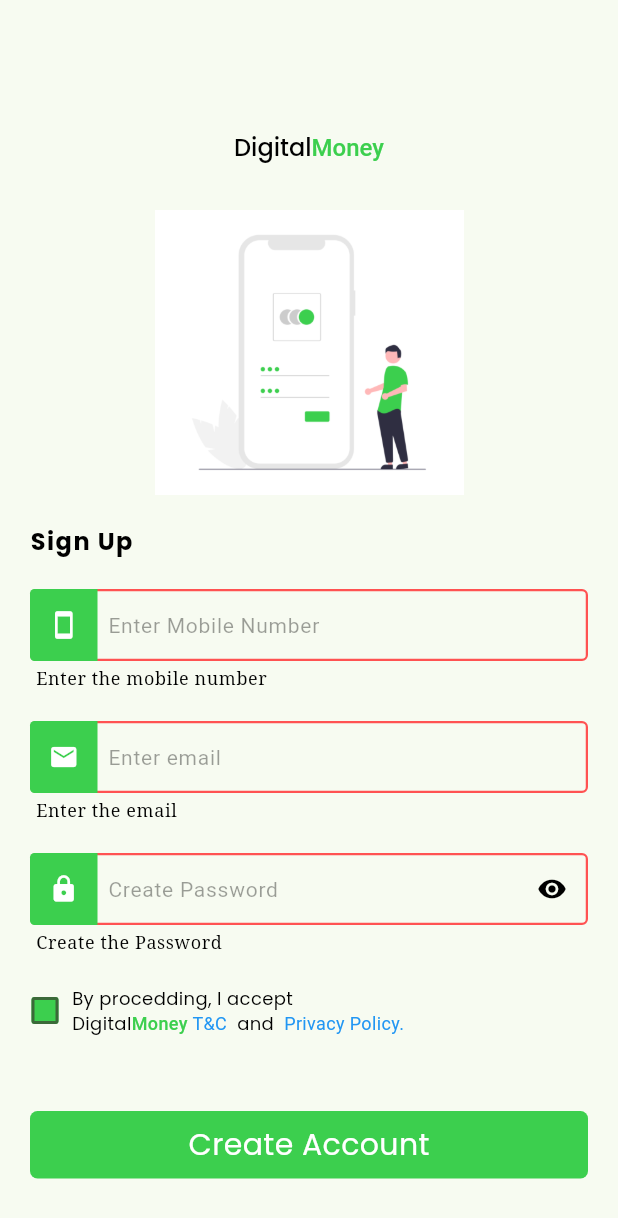
After one commit to GamechiNitin/SimpleBank, a Flutter app: the SignUpPage screen opened directly, after a tap on "Create Account", on a phone screen of 412 x 824 dp. The commit adds this screen. Shown: the top 1218 px of the screen. Run offline on Flutter 3.47's test engine with Material 2 defaults, Android fonts, the phone set to English and light mode, and no system bars; our stand-ins replace flutter_bloc, google_fonts, shared_preferences; accounts and stored records are empty.

Commit message:
SigUp Screen UI

```diff
--- a/lib/utils/theme.dart
+++ b/lib/utils/theme.dart
@@ -20,6 +20,16 @@ class AppTheme {
     ),
 
     // brightness: Brightness.dark,
+    checkboxTheme: CheckboxThemeData(
+      fillColor: MaterialStateProperty.resolveWith<Color>(
+        (Set<MaterialState> states) {
+          if (states.contains(MaterialState.disabled)) {
+            return kPrimaryColor.withOpacity(.32);
+          }
+          return kPrimaryColor;
+        },
+      ),
+    ),
     appBarTheme: AppBarTheme(
       backgroundColor: kWhiteColor,
       titleTextStyle: GoogleFonts.poppins(
@@ -47,8 +57,8 @@ class AppTheme {
       onSurface: ColorScheme.fromSeed(seedColor: kPrimaryColor).primary,
     ),
 
-    inputDecorationTheme: InputDecorationTheme(
-      hintStyle: const TextStyle(
+    inputDecorationTheme: const InputDecorationTheme(
+      hintStyle: TextStyle(
         fontSize: 14,
         color: kHintColor,
       ),
@@ -107,10 +117,10 @@ class AppTheme {
         letterSpacing: 0.2,
       ),
     ),
-    inputDecorationTheme: InputDecorationTheme(
-      hintStyle: const TextStyle(
+    inputDecorationTheme: const InputDecorationTheme(
+      hintStyle: TextStyle(
         fontSize: 12,
-        color: kWhiteColor,
+        color: Colors.white38,
       ),
     ), // Text Theme
     textTheme: TextTheme(
--- a/lib/view/screen/authentication/login_screen.dart
+++ b/lib/view/screen/authentication/login_screen.dart
@@ -2,6 +2,7 @@ import 'dart:developer';
 
 import 'package:simple_bank/utils/assets.dart';
 import 'package:simple_bank/utils/import.dart';
+import 'package:simple_bank/view/screen/authentication/signup_screen.dart';
 import 'package:simple_bank/view/screen/bnb/home.dart';
 import 'package:simple_bank/view/widget/button_widget.dart';
 import 'package:simple_bank/view/widget/textfield_widget.dart';
@@ -47,6 +48,16 @@ class _LogInScreenState extends State<LogInScreen> {
       context,
       MaterialPageRoute(
         builder: (context) => const Home(),
+      ),
+      (route) => false,
+    );
+  }
+
+  void gotoSignUpPage() {
+    Navigator.pushAndRemoveUntil(
+      context,
+      MaterialPageRoute(
+        builder: (context) => const SignUpPage(),
       ),
       (route) => false,
     );
@@ -98,13 +109,15 @@ class _LogInScreenState extends State<LogInScreen> {
             ),
           ),
           const SizedBox(height: 30),
-          Image.asset(
-            iLogIn,
-            width: MediaQuery.of(context).size.width / 1.5,
-            color: Theme.of(context).colorScheme.background.withOpacity(0.8),
-            colorBlendMode: BlendMode.difference,
+          Column(
+            children: [
+              Image.asset(
+                iLogIn,
+                width: MediaQuery.of(context).size.width / 2,
+              ),
+            ],
           ),
-          const SizedBox(height: 10),
+          const SizedBox(height: 20),
           Align(
             alignment: Alignment.centerLeft,
             child: Text(
@@ -178,14 +191,14 @@ class _LogInScreenState extends State<LogInScreen> {
                 const SizedBox(height: 20),
                 GestureDetector(
                   onTap: () {
-                    // gotoSignUpPage();
+                    gotoSignUpPage();
                   },
                   child: RichText(
                     textAlign: TextAlign.center,
                     text: TextSpan(
                       text: "Don't have an account? ",
                       style: Theme.of(context).textTheme.bodyMedium,
-                      children: [
+                      children: const [
                         TextSpan(
                           text: 'Sign Up',
                           style: TextStyle(
--- /dev/null
+++ b/lib/view/screen/authentication/signup_screen.dart
@@ -0,0 +1,269 @@
+import 'dart:developer';
+
+import 'package:simple_bank/utils/assets.dart';
+import 'package:simple_bank/utils/import.dart';
+import 'package:simple_bank/view/screen/bnb/home.dart';
+import 'package:simple_bank/view/widget/button_widget.dart';
+import 'package:simple_bank/view/widget/textfield_widget.dart';
+
+class SignUpPage extends StatefulWidget {
+  const SignUpPage({super.key});
+
+  @override
+  State<SignUpPage> createState() => _SignUpPageState();
+}
+
+class _SignUpPageState extends State<SignUpPage> {
+  TextEditingController mobileNumberController = TextEditingController();
+  TextEditingController passwordController = TextEditingController();
+  TextEditingController emailController = TextEditingController();
+  FocusNode mobileNumberFn = FocusNode();
+  FocusNode emailFn = FocusNode();
+  FocusNode passwordFn = FocusNode();
+
+  final _formKey = GlobalKey<FormState>();
+
+  bool isLoading = false;
+  bool isTermOfUse = false;
+  bool obscureText = true;
+
+  _changeLoading(bool loading) {
+    isLoading = loading;
+    _notify();
+  }
+
+  _notify() {
+    if (mounted) setState(() {});
+  }
+
+  @override
+  void dispose() {
+    passwordFn.unfocus();
+    mobileNumberController.clear();
+    passwordController.clear();
+    mobileNumberFn.unfocus();
+    super.dispose();
+  }
+
+  @override
+  Widget build(BuildContext context) {
+    return Scaffold(
+      body: Stack(
+        children: [
+          SingleChildScrollView(
+            child: Padding(
+              padding: const EdgeInsets.only(
+                left: 20,
+                right: 20,
+                top: kToolbarHeight + 30,
+              ),
+              child: Column(
+                mainAxisAlignment: MainAxisAlignment.center,
+                crossAxisAlignment: CrossAxisAlignment.center,
+                children: [
+                  RichText(
+                    textAlign: TextAlign.center,
+                    text: TextSpan(
+                      text: "Digital",
+                      style: Theme.of(context).appBarTheme.titleTextStyle,
+                      children: [
+                        TextSpan(
+                          text: "Money",
+                          style: TextStyle(
+                            fontSize: 16,
+                            fontWeight: FontWeight.w500,
+                            color: Theme.of(context).primaryColor,
+                          ),
+                        )
+                      ],
+                    ),
+                  ),
+                  const SizedBox(height: 30),
+                  Image.asset(
+                    iSignUP,
+                    width: MediaQuery.of(context).size.width / 2,
+                  ),
+                  const SizedBox(height: 20),
+                  Align(
+                    alignment: Alignment.centerLeft,
+                    child: Text(
+                      'Sign Up',
+                      style: Theme.of(context).textTheme.bodyMedium?.copyWith(
+                            fontWeight: FontWeight.bold,
+                            letterSpacing: 1,
+                            fontSize: 16,
+                          ),
+                    ),
+                  ),
+                  const SizedBox(height: 20),
+                  Form(
+                    key: _formKey,
+                    child: Column(
+                      children: [
+                        TextFormWidget(
+                          controller: mobileNumberController,
+                          focusNode: mobileNumberFn,
+                          label: 'Enter Mobile Number',
+                          prefixIcon: Icons.smartphone_rounded,
+                          validator: (val) {
+                            log(val.toString());
+                            if (val == null || val == '') {
+                              return 'Enter the mobile number';
+                            }
+                            return null;
+                          },
+                          onChanged: (val) {
+                            log(val);
+                            _notify();
+                          },
+                        ),
+                        const SizedBox(height: 20),
+                        TextFormWidget(
+                          controller: emailController,
+                          focusNode: emailFn,
+                          label: 'Enter email ',
+                          prefixIcon: Icons.email,
+                          onChanged: (val) {
+                            log(val);
+                            _notify();
+                          },
+                          validator: (val) {
+                            log(val.toString());
+                            if (val == null || val == '') {
+                              return 'Enter the email';
+                            } else if (!val.contains('@')) {
+                              return 'Enter valid the email';
+                            }
+                            return null;
+                          },
+                        ),
+                        const SizedBox(height: 20),
+                        TextFormWidget(
+                          controller: passwordController,
+                          focusNode: passwordFn,
+                          label: 'Create Password',
+                          prefixIcon: Icons.lock,
+                          suffixIcon: obscureText
+                              ? Icons.visibility
+                              : Icons.visibility_off,
+                          obscureText: obscureText,
+                          onSuffixIxonTap: () {
+                            obscureText = !obscureText;
+                            _notify();
+                          },
+                          validator: (val) {
+                            if (val == null || val == '') {
+                              return 'Create the Password';
+                            } else if (val.length < 6) {
+                              return 'Create the Six Password';
+                            }
+                            return null;
+                          },
+                          onChanged: (val) {
+                            log(val);
+                            _notify();
+                          },
+                        ),
+                        const SizedBox(height: 20),
+                        GestureDetector(
+                          onTap: () {
+                            // gotoHomePage();
+                          },
+                          child: Row(
+                            crossAxisAlignment: CrossAxisAlignment.center,
+                            children: [
+                              Container(
+                                height: 20,
+                                width: 20,
+                                margin: const EdgeInsets.only(right: 8),
+                                child: Checkbox(
+                                  value: isTermOfUse,
+                                  onChanged: (onChanged) {
+                                    log(onChanged.toString());
+                                    if (onChanged != null) {
+                                      isTermOfUse = onChanged;
+                                      _notify();
+                                    }
+                                  },
+                                ),
+                              ),
+                              RichText(
+                                textAlign: TextAlign.start,
+                                text: TextSpan(
+                                  text: "By procedding, I accept\nDigital",
+                                  style: Theme.of(context)
+                                      .textTheme
+                                      .bodyMedium
+                                      ?.copyWith(
+                                        fontSize: 12,
+                                      ),
+                                  children: [
+                                    TextSpan(
+                                      text: "Money",
+                                      style: TextStyle(
+                                        fontSize: size12,
+                                        fontWeight: FontWeight.w500,
+                                        color: Theme.of(context).primaryColor,
+                                      ),
+                                    ),
+                                    const TextSpan(
+                                      text: ' T&C ',
+                                      style: TextStyle(
+                                        fontSize: size12,
+                                        color: kBlueColor,
+                                      ),
+                                    ),
+                                    TextSpan(
+                                      text: ' and ',
+                                      style: Theme.of(context)
+                                          .textTheme
+                                          .bodyMedium
+                                          ?.copyWith(
+                                            fontSize: 12,
+                                          ),
+                                    ),
+                                    const TextSpan(
+                                      text: ' Privacy Policy.',
+                                      style: TextStyle(
+                                        fontSize: size12,
+                                        color: kBlueColor,
+                                      ),
+                                    ),
+                                  ],
+                                ),
+                              ),
+                            ],
+                          ),
+                        ),
+                        const SizedBox(height: 30),
+                        ButtonWidget(
+                          text: 'Create Account',
+                          onTap: () {
+                            if (_formKey.currentState != null &&
+                                _formKey.currentState!.validate()) {
+                              // signUpApiCall();
+                            }
+                          },
+                        ),
+                        const SizedBox(height: 20),
+                      ],
+                    ),
+                  ),
+                ],
+              ),
+            ),
+          ),
+        ],
+      ),
+    );
+  }
+
+  gotoHomePage() {
+    return Navigator.of(context).pushAndRemoveUntil(
+      MaterialPageRoute(
+        builder: (context) => const Home(),
+      ),
+      (route) => false,
+    );
+  }
+}
--- a/lib/view/widget/textfield_widget.dart
+++ b/lib/view/widget/textfield_widget.dart
@@ -51,9 +51,8 @@ class TextFormWidget extends StatelessWidget {
                 ),
                 child: Icon(
                   prefixIcon,
-                  // Icons.search,
                   size: 20,
-                  color: Theme.of(context).textTheme.bodySmall?.color,
+                  color: kWhiteColor,
                 ),
               ),
         suffixIcon: suffixIcon == null
```
Also changed, not shown: assets/login.png.
